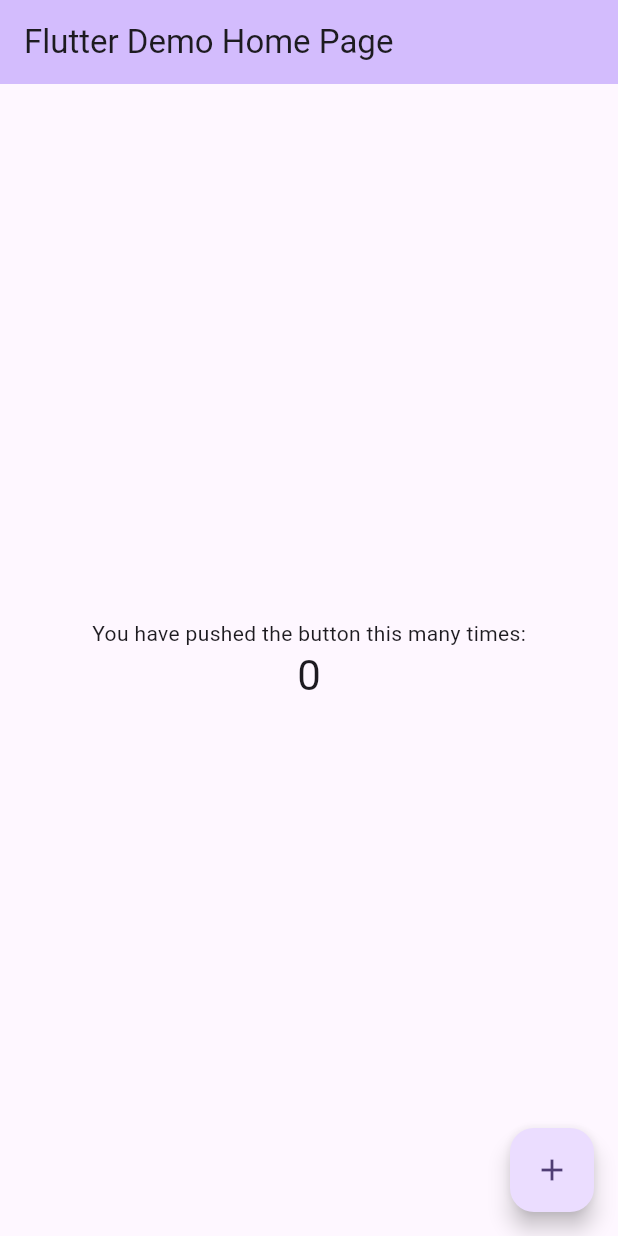
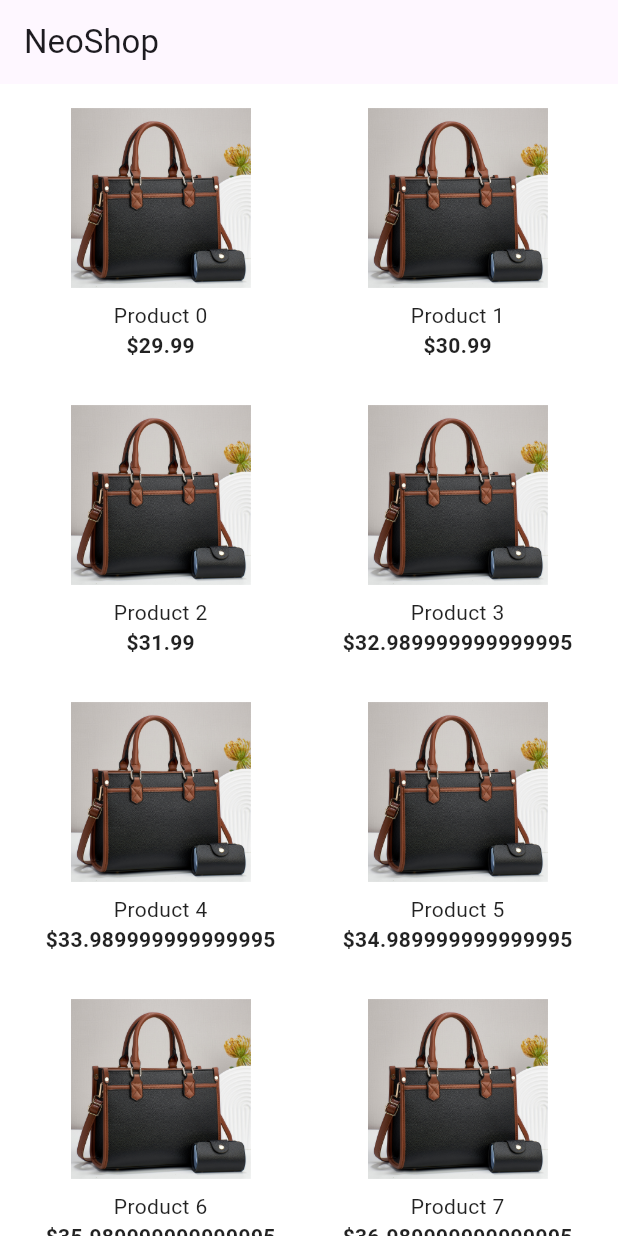
Before and after one commit to elsanal/barka, a Flutter app: the screen it shows after launch, on a phone screen of 412 x 824 dp. Run offline on Flutter 3.47's test engine with Material 3 defaults, Android fonts, the phone set to English and light mode, and no system bars; our stand-ins replace flutter_riverpod.

Commit message:
defined app architecture

```diff
--- /dev/null
+++ b/lib/core/theme/app_theme.dart
@@ -0,0 +1,10 @@
+import 'package:flutter/material.dart';
+
+class AppTheme {
+  static ThemeData lightTheme = ThemeData(
+    useMaterial3: true,
+    primarySwatch: Colors.indigo,
+    textTheme: Typography.blackCupertino,
+    scaffoldBackgroundColor: Colors.white,
+  );
+}
--- /dev/null
+++ b/lib/features/home/home_page.dart
@@ -0,0 +1,45 @@
+import 'package:flutter/material.dart';
+
+import '../product/product_detail.dart';
+
+
+
+
+
+class HomePage extends StatelessWidget {
+  const HomePage({super.key});
+
+  @override
+  Widget build(BuildContext context) {
+    final products = List.generate(10, (index) => {
+      "name": "Product $index",
+      "price": 29.99 + index,
+      "image": "https://via.placeholder.com/150"
+    });
+
+    return Scaffold(
+      appBar: AppBar(title: const Text("NeoShop")),
+      body: GridView.builder(
+        padding: const EdgeInsets.all(16),
+        itemCount: products.length,
+        gridDelegate: const SliverGridDelegateWithFixedCrossAxisCount(
+            crossAxisCount: 2, mainAxisSpacing: 16, crossAxisSpacing: 16),
+        itemBuilder: (context, index) {
+          final product = products[index];
+          return GestureDetector(
+            onTap: () => Navigator.push(context, MaterialPageRoute(
+                builder: (_) => ProductDetailPage(product: product))),
+            child: Column(
+              children: [
+                Image.asset('assets/images/hand_bag.jpg', height: 120),
+                const SizedBox(height: 8),
+                Text(product['name'] as String),
+                Text("\$${product['price']}", style: const TextStyle(fontWeight: FontWeight.bold)),
+              ],
+            ),
+          );
+        },
+      ),
+    );
+  }
+}
--- /dev/null
+++ b/lib/features/product/product_detail.dart
@@ -0,0 +1,36 @@
+
+
+import 'package:flutter/material.dart';
+
+class ProductDetailPage extends StatelessWidget {
+  final Map product;
+  const ProductDetailPage({super.key, required this.product});
+
+  @override
+  Widget build(BuildContext context) {
+    return Scaffold(
+      appBar: AppBar(title: Text(product['name'])),
+      body: Column(
+        crossAxisAlignment: CrossAxisAlignment.stretch,
+        children: [
+          Image.asset('assets/images/hand_bag.jpg', height: 120),
+          Padding(
+            padding: const EdgeInsets.all(16),
+            child: Column(
+              crossAxisAlignment: CrossAxisAlignment.start,
+              children: [
+                Text(product['name'], style: Theme.of(context).textTheme.headlineSmall),
+                const SizedBox(height: 8),
+                Text("\$${product['price']}", style: const TextStyle(fontSize: 24, fontWeight: FontWeight.bold)),
+                const SizedBox(height: 16),
+                const Text("This is a sample product description."),
+                const SizedBox(height: 24),
+                ElevatedButton(onPressed: () {}, child: const Text("Add to Cart"))
+              ],
+            ),
+          ),
+        ],
+      ),
+    );
+  }
+}
--- a/lib/main.dart
+++ b/lib/main.dart
@@ -1,122 +1,20 @@
 import 'package:flutter/material.dart';
+import 'package:flutter_riverpod/flutter_riverpod.dart';
+import 'core/theme/app_theme.dart';
+import 'features/home/home_page.dart';
 
 void main() {
-  runApp(const MyApp());
+  runApp(const ProviderScope(child: MyApp()));
 }
 
 class MyApp extends StatelessWidget {
   const MyApp({super.key});
-
-  // This widget is the root of your application.
   @override
   Widget build(BuildContext context) {
     return MaterialApp(
-      title: 'Flutter Demo',
-      theme: ThemeData(
-        // This is the theme of your application.
-        //
-        // TRY THIS: Try running your application with "flutter run". You'll see
-        // the application has a purple toolbar. Then, without quitting the app,
-        // try changing the seedColor in the colorScheme below to Colors.green
-        // and then invoke "hot reload" (save your changes or press the "hot
-        // reload" button in a Flutter-supported IDE, or press "r" if you used
-        // the command line to start the app).
-        //
-        // Notice that the counter didn't reset back to zero; the application
-        // state is not lost during the reload. To reset the state, use hot
-        // restart instead.
-        //
-        // This works for code too, not just values: Most code changes can be
-        // tested with just a hot reload.
-        colorScheme: ColorScheme.fromSeed(seedColor: Colors.deepPurple),
-      ),
-      home: const MyHomePage(title: 'Flutter Demo Home Page'),
+      title: 'NeoShop',
+      theme: AppTheme.lightTheme,
+      home: const HomePage(),
     );
   }
 }
-
-class MyHomePage extends StatefulWidget {
-  const MyHomePage({super.key, required this.title});
-
-  // This widget is the home page of your application. It is stateful, meaning
-  // that it has a State object (defined below) that contains fields that affect
-  // how it looks.
-
-  // This class is the configuration for the state. It holds the values (in this
-  // case the title) provided by the parent (in this case the App widget) and
-  // used by the build method of the State. Fields in a Widget subclass are
-  // always marked "final".
-
-  final String title;
-
-  @override
-  State<MyHomePage> createState() => _MyHomePageState();
-}
-
-class _MyHomePageState extends State<MyHomePage> {
-  int _counter = 0;
-
-  void _incrementCounter() {
-    setState(() {
-      // This call to setState tells the Flutter framework that something has
-      // changed in this State, which causes it to rerun the build method below
-      // so that the display can reflect the updated values. If we changed
-      // _counter without calling setState(), then the build method would not be
-      // called again, and so nothing would appear to happen.
-      _counter++;
-    });
-  }
-
-  @override
-  Widget build(BuildContext context) {
-    // This method is rerun every time setState is called, for instance as done
-    // by the _incrementCounter method above.
-    //
-    // The Flutter framework has been optimized to make rerunning build methods
-    // fast, so that you can just rebuild anything that needs updating rather
-    // than having to individually change instances of widgets.
-    return Scaffold(
-      appBar: AppBar(
-        // TRY THIS: Try changing the color here to a specific color (to
-        // Colors.amber, perhaps?) and trigger a hot reload to see the AppBar
-        // change color while the other colors stay the same.
-        backgroundColor: Theme.of(context).colorScheme.inversePrimary,
-        // Here we take the value from the MyHomePage object that was created by
-        // the App.build method, and use it to set our appbar title.
-        title: Text(widget.title),
-      ),
-      body: Center(
-        // Center is a layout widget. It takes a single child and positions it
-        // in the middle of the parent.
-        child: Column(
-          // Column is also a layout widget. It takes a list of children and
-          // arranges them vertically. By default, it sizes itself to fit its
-          // children horizontally, and tries to be as tall as its parent.
-          //
-          // Column has various properties to control how it sizes itself and
-          // how it positions its children. Here we use mainAxisAlignment to
-          // center the children vertically; the main axis here is the vertical
-          // axis because Columns are vertical (the cross axis would be
-          // horizontal).
-          //
-          // TRY THIS: Invoke "debug painting" (choose the "Toggle Debug Paint"
-          // action in the IDE, or press "p" in the console), to see the
-          // wireframe for each widget.
-          mainAxisAlignment: MainAxisAlignment.center,
-          children: <Widget>[
-            const Text('You have pushed the button this many times:'),
-            Text(
-              '$_counter',
-              style: Theme.of(context).textTheme.headlineMedium,
-            ),
-          ],
-        ),
-      ),
-      floatingActionButton: FloatingActionButton(
-        onPressed: _incrementCounter,
-        tooltip: 'Increment',
-        child: const Icon(Icons.add),
-      ), // This trailing comma makes auto-formatting nicer for build methods.
-    );
-  }
-}
```
Also changed, not shown: pubspec.yaml (+4 -5 lines), assets/images/back_pakc.jpg (added), assets/images/girl_black_shoe.jpg (added), assets/images/girl_red_shoe.jpg (added), assets/images/hand_bag.jpg (added), lib/features/auth/auth_provider.dart (added), pubspec.lock, 1 other file.
